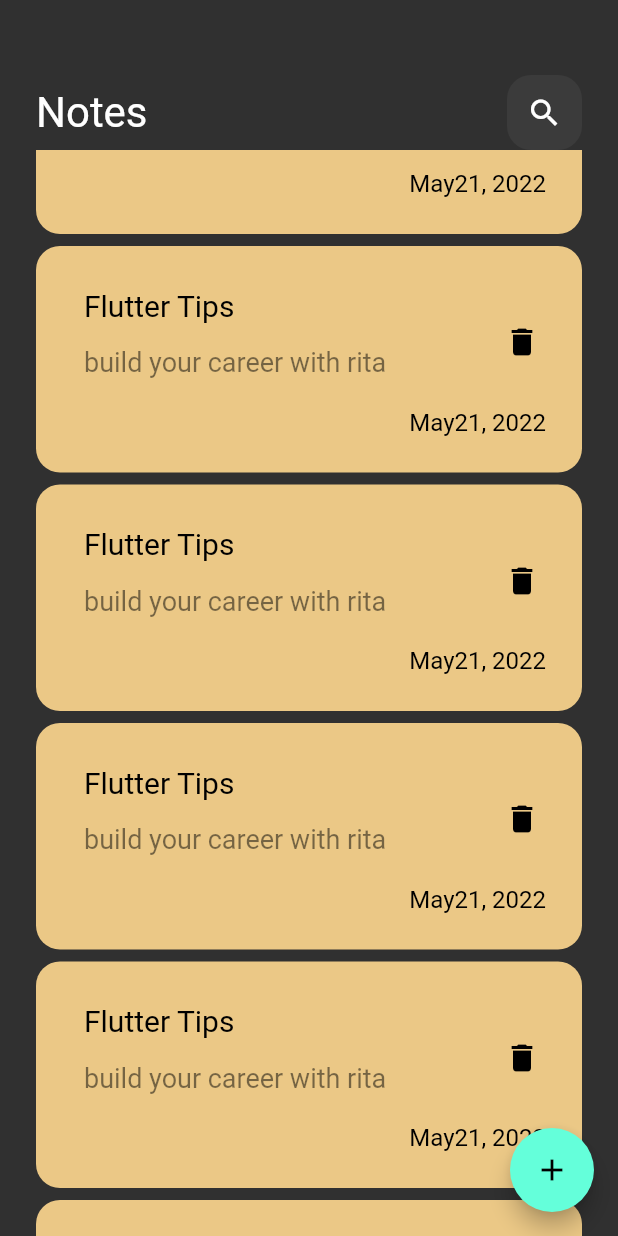
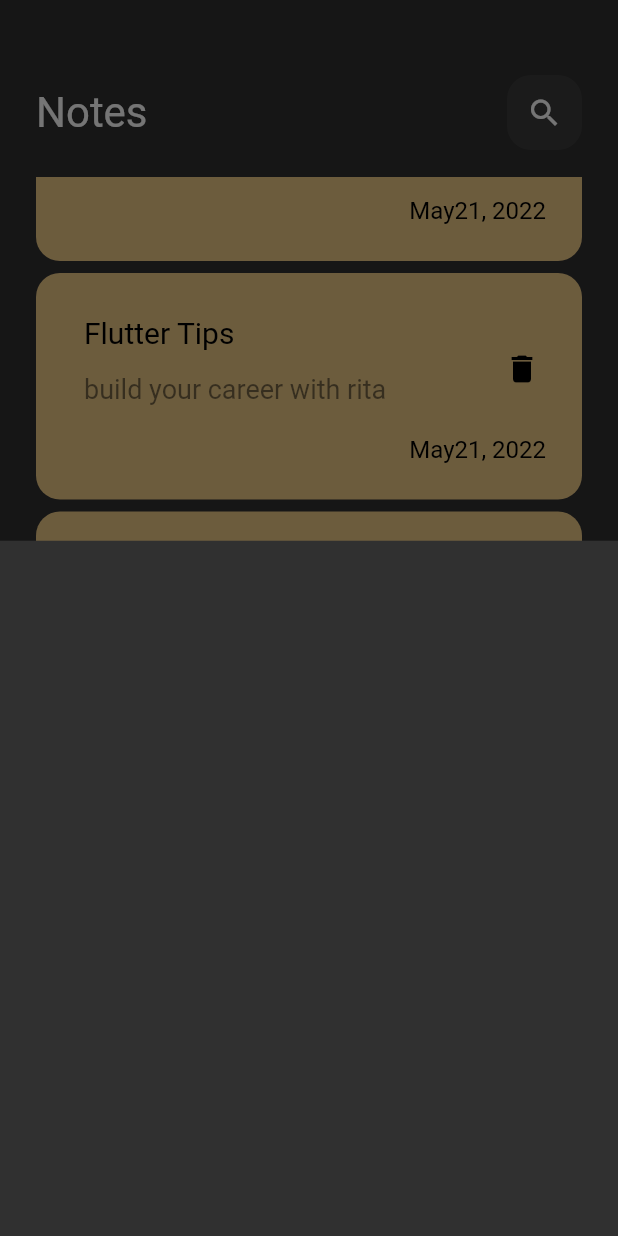
Before and after one commit to Rita-Gabriel/note_app, a Flutter app: the screen it shows after launch, scrolled down 576 dp, after a tap on the "add" icon, on a phone screen of 412 x 824 dp. Run offline on Flutter 3.47's test engine with Material 2 defaults, Android fonts, the phone set to English and light mode, and no system bars.

Commit message:
show model buttom sheet

```diff
--- a/lib/views/note_view.dart
+++ b/lib/views/note_view.dart
@@ -1,6 +1,7 @@
 import 'package:flutter/material.dart';
 import 'package:flutter/src/widgets/container.dart';
 import 'package:flutter/src/widgets/framework.dart';
+import 'package:noteapp/widgets/add_note_button_sheet.dart';
 
 import '../widgets/note_view_body.dart';
 
@@ -11,7 +12,12 @@ class NoteViews extends StatelessWidget {
   Widget build(BuildContext context) {
     return Scaffold(
       floatingActionButton: FloatingActionButton(
-        onPressed: () {},
+        onPressed: () {
+         showModalBottomSheet(context: context, builder: (context)
+          {
+           return const AddNoteSheet();
+         });
+        },
         child: Icon(Icons.add),
       ),
       body: const NoteViewsBody(),
--- /dev/null
+++ b/lib/widgets/add_note_button_sheet.dart
@@ -0,0 +1,10 @@
+import 'package:flutter/material.dart';
+
+class AddNoteSheet extends StatelessWidget {
+  const AddNoteSheet({super.key});
+
+  @override
+  Widget build(BuildContext context) {
+    return Container();
+  }
+}
--- a/lib/widgets/note_list_view.dart
+++ b/lib/widgets/note_list_view.dart
@@ -7,10 +7,15 @@ class NotesListView extends StatelessWidget {
 final data = const[];
   @override
   Widget build(BuildContext context) {
-    return ListView.builder(itemBuilder: (context, index) {
-      return const Padding(
-        padding: EdgeInsets.symmetric(vertical: 4 ),
-        child:  NoteItem());
-    },);
+    return Padding(
+      padding: EdgeInsets.symmetric( vertical: 18),
+      child: ListView.builder(
+        padding: EdgeInsets.zero,
+        itemBuilder: (context, index) {
+        return const Padding(
+          padding: EdgeInsets.symmetric(vertical: 4 ),
+          child:  NoteItem());
+      },),
+    );
   }
 }
```
